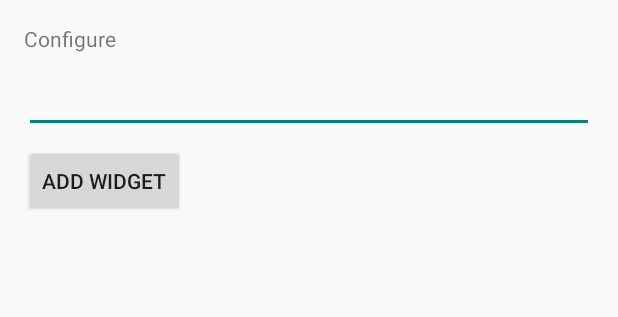
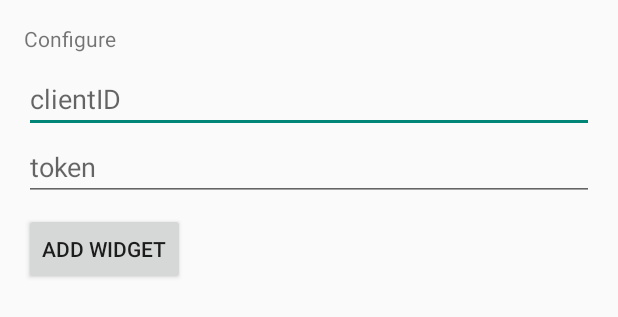
Before and after one commit to Zabalkanskiy/BirgaWidget, an Android app built with Jetpack Compose: the layout stock_widget_configure.xml on its own in the app's theme, with its tools: preview values and no code run, on a phone screen of 412 x 824 dp. Shown: the top 317 px of the screen. Run offline under Robolectric (Android 15) with nearby library versions, the phone set to English and light mode, and no system bars.

Commit message:
Work with Configure Activity Add Securite json names Stock add functionalinti and change layout configure Activity

```diff
--- a/app/src/main/res/layout/stock_widget_configure.xml
+++ b/app/src/main/res/layout/stock_widget_configure.xml
@@ -16,7 +16,17 @@
         android:id="@+id/appwidget_text"
         android:layout_width="match_parent"
         android:layout_height="wrap_content"
-        android:inputType="text" />
+        android:inputType="text"
+        android:textIsSelectable="true"
+        android:hint="clientID"/>
+
+    <EditText
+        android:id="@+id/appwidget_token"
+        android:layout_width="match_parent"
+        android:layout_height="wrap_content"
+        android:inputType="text"
+        android:textIsSelectable="true"
+        android:hint="token"/>
 
     <Button
         android:id="@+id/add_button"
@@ -25,4 +35,10 @@
         android:layout_marginTop="8dp"
         android:text="@string/add_widget" />
 
+    <androidx.recyclerview.widget.RecyclerView
+        android:id="@+id/appwidget_recycler_view"
+        android:layout_width="match_parent"
+        android:layout_height="match_parent"
+        />
+
 </LinearLayout>
```
Also changed, not shown: app/src/main/java/com/example/newfinamwidget/StockWidgetConfigureActivity.kt (+69 -10 lines), app/src/main/java/com/example/newfinamwidget/helper/Securite.java (added, +90 -0 lines).
